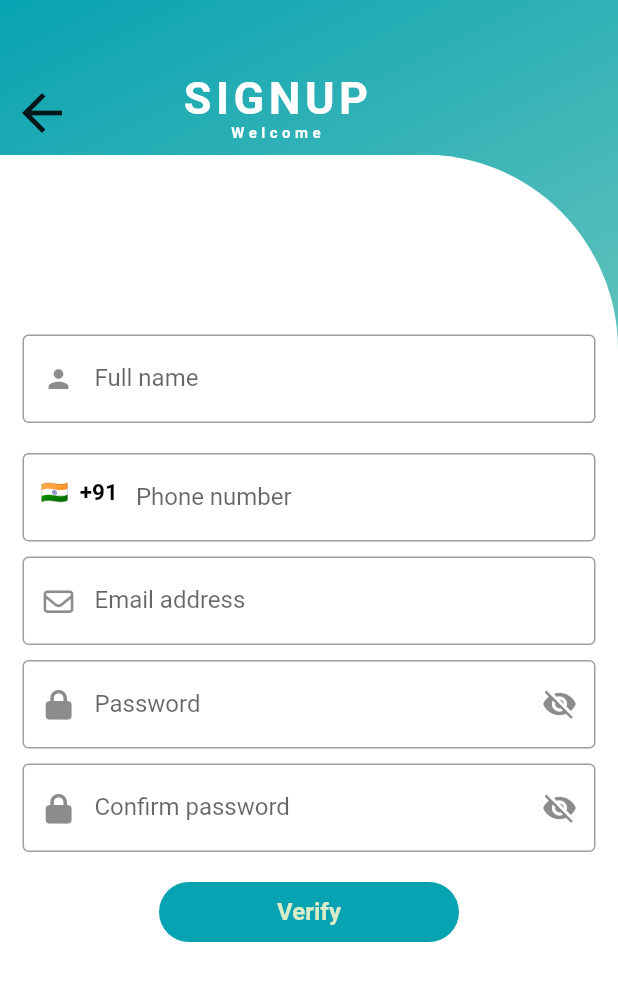
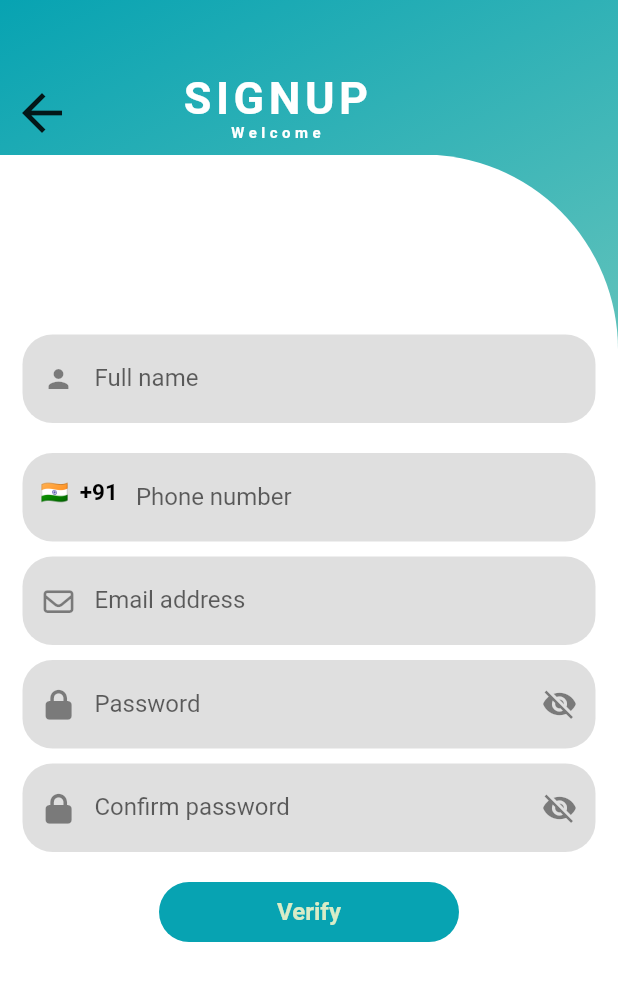
Before and after one commit to dhruv-kanjariya0111/ReUseMarket, a Flutter app: the SignUpScreen screen opened directly, on a phone screen of 412 x 824 dp. Shown: the top 981 px of the screen. Run offline on Flutter 3.47's test engine with Material 2 defaults, Android fonts, the light colour scheme and no system bars; our stand-ins replace cloud_firestore, country_picker, email_validator, firebase_auth, firebase_core, firebase_storage and 6 more; accounts and stored records are empty; generated files the repository leaves out were written again; network calls fail.

Commit message:
new changes are made

```diff
--- a/lib/view/core/string_consts.dart
+++ b/lib/view/core/string_consts.dart
@@ -2,7 +2,7 @@ import 'package:flutter_gen/gen_l10n/app_localization.dart';
 
 const logintext = "LOGIN";
 const logoutText = "Logout";
-const welcomeBack = "TO OLX";
+const welcomeBack = "TO ReUseMarket";
 const welcomText = "Welcome";
 const rupee = '₹';
 const forgotpassText = "Forgot password ?";
--- a/lib/view/loginpage/widgets/fields.dart/email_field.dart
+++ b/lib/view/loginpage/widgets/fields.dart/email_field.dart
@@ -9,11 +9,17 @@ class EmailField extends StatelessWidget {
 
   @override
   Widget build(BuildContext context) {
-    return TextFormField(
+    return Container(
+      decoration: BoxDecoration(
+        color: Color.fromARGB(83, 158, 158, 158),
+        borderRadius: BorderRadius.circular(20),
+      ),
+      child: TextFormField(
         controller: emailController,
         decoration: const InputDecoration(
           label: Text(mailText),
-        border: OutlineInputBorder(),
+          // border: OutlineInputBorder(),
+          border: InputBorder.none,
           prefixIcon: Icon(
             FontAwesomeIcons.envelope,
             size: 20.0,
@@ -27,6 +33,7 @@ class EmailField extends StatelessWidget {
             return null;
           }
         },
+      ),
     );
   }
 }
--- a/lib/view/loginpage/widgets/fields.dart/password_field.dart
+++ b/lib/view/loginpage/widgets/fields.dart/password_field.dart
@@ -16,14 +16,19 @@ class PasswordField extends StatelessWidget {
   static LoginController loginController = Get.put(LoginController());
   @override
   Widget build(BuildContext context) {
-
-      return GetX<LoginController>(
-        builder: (context) {
-          return TextFormField(
+    return GetX<LoginController>(builder: (context) {
+      return Container(
+        decoration: BoxDecoration(
+          color: Color.fromARGB(83, 158, 158, 158),
+          borderRadius: BorderRadius.circular(20),
+        ),
+        child: TextFormField(
           controller: passwordController,
           decoration: InputDecoration(
-                label:isConfirm!? const Text(confirmPassText):const Text(passwordText),
-                border: const OutlineInputBorder(),
+              label: isConfirm!
+                  ? const Text(confirmPassText)
+                  : const Text(passwordText),
+              border: InputBorder.none,
               suffixIcon: GestureDetector(
                   onTap: loginController.toggleObscureText,
                   child: loginController.obscureText.value
@@ -45,9 +50,8 @@ class PasswordField extends StatelessWidget {
             }
             return null;
           },
+        ),
       );
-        }
-      );
-
+    });
   }
 }
--- a/lib/view/signuppage/signup_screen.dart
+++ b/lib/view/signuppage/signup_screen.dart
@@ -31,8 +31,8 @@ class SignUpScreen extends StatelessWidget {
   Widget build(BuildContext context) {
     return Scaffold(
       body: Container(
-        width: MediaQuery.of(context).size.width,
-        height: MediaQuery.of(context).size.height,
+        // width: MediaQuery.of(context).size.width,
+        // height: MediaQuery.of(context).size.height,
         decoration: const BoxDecoration(
           gradient: LinearGradient(
             begin: Alignment.topLeft,
@@ -42,14 +42,14 @@ class SignUpScreen extends StatelessWidget {
         ),
         child: Column(
           children: [
-            SizedBox(
+            const SizedBox(
               height: 40,
             ),
             Row(
               // mainAxisAlignment: MainAxisAlignment.spaceAround,
               children: [
                 IconButton(
-                  icon: Icon(
+                  icon: const Icon(
                     Icons.arrow_back,
                     size: 40,
                   ),
@@ -57,7 +57,7 @@ class SignUpScreen extends StatelessWidget {
                     Navigator.pop(context); // Navigate to the previous screen
                   },
                 ),
-                SizedBox(
+                const SizedBox(
                   width: 65,
                 ),
                 HeaderSection(
@@ -84,14 +84,26 @@ class SignUpScreen extends StatelessWidget {
                       key: signupmodel.signupformKey,
                       child: Column(
                         children: [
-                          SizedBox(
+                          const SizedBox(
                             height: 120,
                           ),
-                          TextFormField(
+                          Container(
+                            decoration: BoxDecoration(
+                              color: const Color.fromARGB(
+                                83,
+                                158,
+                                158,
+                                158,
+                              ),
+                              borderRadius: BorderRadius.circular(
+                                20,
+                              ),
+                            ),
+                            child: TextFormField(
                               controller: signupmodel.fullnameController,
                               decoration: const InputDecoration(
                                 label: Text(fullnameText),
-                              border: OutlineInputBorder(),
+                                border: InputBorder.none,
                                 prefixIcon: Icon(
                                   Icons.person,
                                   size: 20.0,
@@ -104,12 +116,17 @@ class SignUpScreen extends StatelessWidget {
                                 return null;
                               },
                             ),
+                          ),
                           kheight20,
-                          TextFormField(
+                          Container(
+                            decoration: BoxDecoration(
+                                color: const Color.fromARGB(83, 158, 158, 158),
+                                borderRadius: BorderRadius.circular(20)),
+                            child: TextFormField(
                               controller: signupmodel.numberController,
                               decoration: const InputDecoration(
                                   label: Text(numberText),
-                                border: OutlineInputBorder(),
+                                  border: InputBorder.none,
                                   prefixIcon: CountryCodeWidget()),
                               keyboardType: TextInputType.number,
                               validator: (value) {
@@ -120,6 +137,7 @@ class SignUpScreen extends StatelessWidget {
                                 }
                                 return null;
                               },
+                            ),
                           ),
                           kheight10,
                           EmailField(
```
Also changed, not shown: lib/controller/update/update_item.dart (+6 -6 lines), lib/view/core/textformfield.dart (+2 -26 lines), lib/view/homepage/home/itemscreen/item_screen.dart (+15 -17 lines), lib/view/homepage/home/widget/item_container.dart (+139 -73 lines), lib/view/homepage/profile/screens/address_screen/saved_addresses.dart (+38 -25 lines), lib/view/homepage/profile/screens/mygadgetscreen/update_gadgets_screen.dart (+28 -33 lines), lib/view/homepage/widget/bottomnavigationbar_widget.dart (+7 -6 lines), lib/view/loginpage/widgets/forgotpswd_screen.dart (+18 -9 lines). Lines whose indentation alone changed are shown as unchanged.
